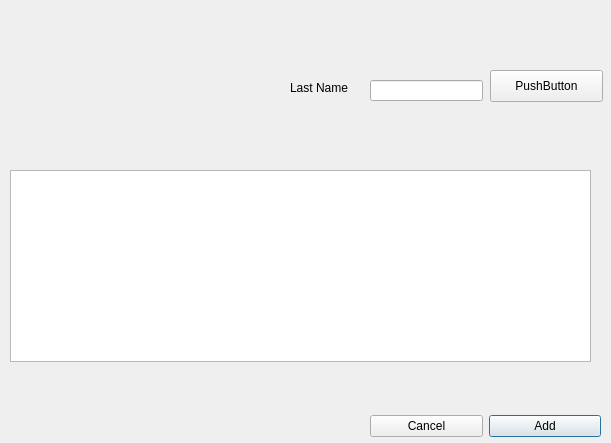
Before: the Qt Designer form familysearchdiag.ui in stefanmarjanovic/Comp, drawn with Qt 5.
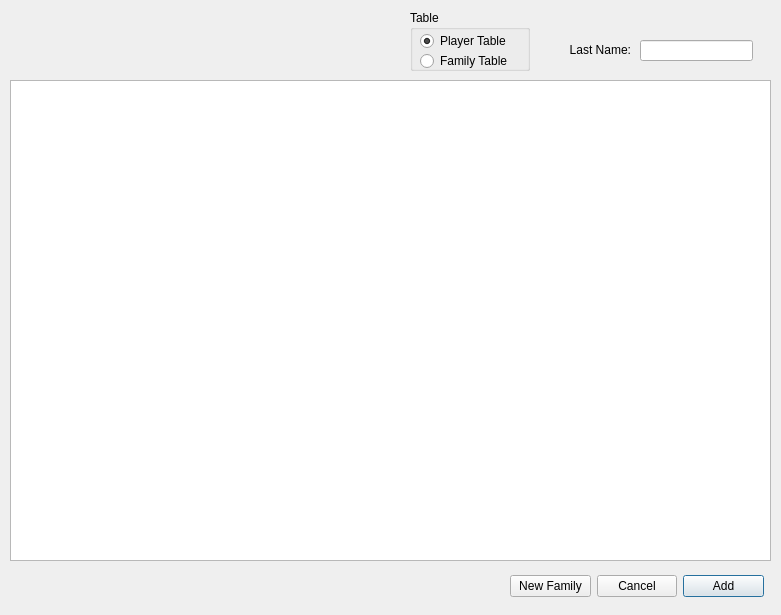
After: the same form once the commit is applied.

The edit to the form file:
```diff
--- a/familysearchdiag.ui
+++ b/familysearchdiag.ui
@@ -6,8 +6,8 @@
    <rect>
     <x>0</x>
     <y>0</y>
-    <width>611</width>
-    <height>443</height>
+    <width>781</width>
+    <height>615</height>
    </rect>
   </property>
   <property name="windowTitle">
@@ -17,17 +17,17 @@
    <property name="geometry">
     <rect>
      <x>10</x>
-     <y>170</y>
-     <width>581</width>
-     <height>192</height>
+     <y>80</y>
+     <width>761</width>
+     <height>481</height>
     </rect>
    </property>
   </widget>
   <widget class="QLineEdit" name="lname">
    <property name="geometry">
     <rect>
-     <x>370</x>
-     <y>80</y>
+     <x>640</x>
+     <y>40</y>
      <width>113</width>
      <height>21</height>
     </rect>
@@ -36,39 +36,39 @@
   <widget class="QLabel" name="label">
    <property name="geometry">
     <rect>
-     <x>290</x>
-     <y>80</y>
-     <width>71</width>
-     <height>16</height>
+     <x>540</x>
+     <y>40</y>
+     <width>91</width>
+     <height>20</height>
     </rect>
    </property>
-   <property name="text">
-    <string>Last Name</string>
+   <property name="layoutDirection">
+    <enum>Qt::LeftToRight</enum>
    </property>
-  </widget>
-  <widget class="QPushButton" name="pushButton">
-   <property name="geometry">
-    <rect>
-     <x>490</x>
-     <y>70</y>
-     <width>113</width>
-     <height>32</height>
-    </rect>
-   </property>
    <property name="text">
-    <string>PushButton</string>
+    <string>Last Name:</string>
+   </property>
+   <property name="alignment">
+    <set>Qt::AlignRight|Qt::AlignTrailing|Qt::AlignVCenter</set>
    </property>
   </widget>
   <widget class="QWidget" name="layoutWidget">
    <property name="geometry">
     <rect>
-     <x>370</x>
-     <y>410</y>
-     <width>231</width>
+     <x>510</x>
+     <y>570</y>
+     <width>254</width>
      <height>32</height>
     </rect>
    </property>
    <layout class="QHBoxLayout" name="horizontalLayout">
+    <item>
+     <widget class="QPushButton" name="newFamily">
+      <property name="text">
+       <string>New Family</string>
+      </property>
+     </widget>
+    </item>
     <item>
      <widget class="QPushButton" name="cancel">
       <property name="text">
@@ -88,6 +88,48 @@
     </item>
    </layout>
   </widget>
+  <widget class="QGroupBox" name="tableGroupBox">
+   <property name="geometry">
+    <rect>
+     <x>410</x>
+     <y>10</y>
+     <width>120</width>
+     <height>61</height>
+    </rect>
+   </property>
+   <property name="title">
+    <string>Table</string>
+   </property>
+   <widget class="QRadioButton" name="playerTableRadio">
+    <property name="geometry">
+     <rect>
+      <x>10</x>
+      <y>20</y>
+      <width>100</width>
+      <height>22</height>
+     </rect>
+    </property>
+    <property name="text">
+     <string>Player Table</string>
+    </property>
+    <property name="checked">
+     <bool>true</bool>
+    </property>
+   </widget>
+   <widget class="QRadioButton" name="familyTableRadio">
+    <property name="geometry">
+     <rect>
+      <x>10</x>
+      <y>40</y>
+      <width>100</width>
+      <height>22</height>
+     </rect>
+    </property>
+    <property name="text">
+     <string>Family Table</string>
+    </property>
+   </widget>
+  </widget>
  </widget>
  <resources/>
  <connections/>
```
Left out of the diff: 2 changed lines with no effect on the pictures.
